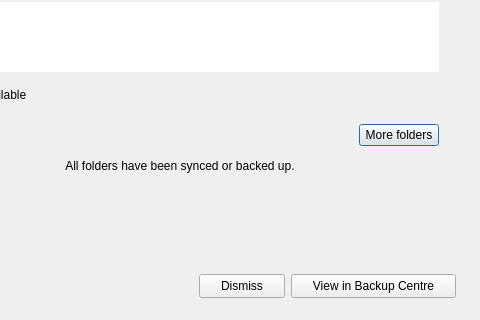
Old version of the form src/MEGASync/syncs/gui/Backups/linux/BackupsWizard.ui in the repository meganz/MEGAsync; both pictures show x 120 to 600 and y 150 to 470 of the 600 by 470 pixel window.
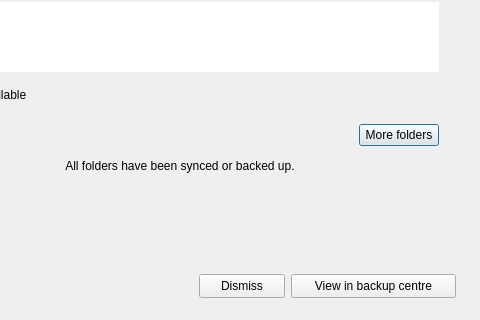
New version of the form. The open tabs and pages were chosen to show the change. Icons and pictures are not drawn.

The edit to the form file:
```diff
--- a/src/MEGASync/syncs/gui/Backups/linux/BackupsWizard.ui
+++ b/src/MEGASync/syncs/gui/Backups/linux/BackupsWizard.ui
@@ -1262,7 +1262,7 @@
           </size>
          </property>
          <property name="text">
-          <string>View in Backup Centre</string>
+          <string>View in backup centre</string>
          </property>
         </widget>
        </item>
```
